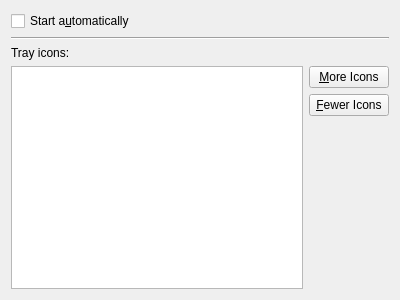
Above: settings/config/traysettings.ui from KDE/networkmanagement before the change. Below: the same form after it.
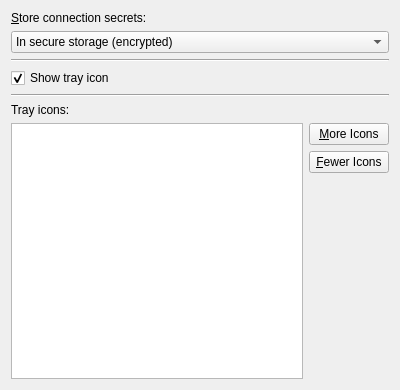
That is the form after the change.

Commit message: Fixes around autostart.  Autostart is now described as 'show tray icon' and knetworkmanager is stopped and started by changing this setting in the KCM.

What changed in the file:
```diff
--- a/settings/config/traysettings.ui
+++ b/settings/config/traysettings.ui
@@ -7,14 +7,56 @@
     <x>0</x>
     <y>0</y>
     <width>400</width>
-    <height>300</height>
+    <height>390</height>
    </rect>
   </property>
   <layout class="QVBoxLayout" name="verticalLayout">
    <item>
-    <widget class="QCheckBox" name="cbAutostart">
+    <widget class="QLabel" name="label_2">
      <property name="text">
-      <string>Start a&amp;utomatically</string>
+      <string>&amp;Store connection secrets: </string>
+     </property>
+     <property name="buddy">
+      <cstring>kcfg_SecretStorageMode</cstring>
+     </property>
+    </widget>
+   </item>
+   <item>
+    <widget class="QComboBox" name="kcfg_SecretStorageMode">
+     <property name="currentIndex">
+      <number>2</number>
+     </property>
+     <item>
+      <property name="text">
+       <string>Do not store (always prompt)</string>
+      </property>
+     </item>
+     <item>
+      <property name="text">
+       <string>In file (unencrypted)</string>
+      </property>
+     </item>
+     <item>
+      <property name="text">
+       <string>In secure storage (encrypted)</string>
+      </property>
+     </item>
+    </widget>
+   </item>
+   <item>
+    <widget class="Line" name="line_2">
+     <property name="orientation">
+      <enum>Qt::Horizontal</enum>
+     </property>
+    </widget>
+   </item>
+   <item>
+    <widget class="QCheckBox" name="kcfg_Autostart">
+     <property name="text">
+      <string>Show tray icon</string>
+     </property>
+     <property name="checked">
+      <bool>true</bool>
      </property>
     </widget>
    </item>
```
Left out of the diff: 3 changed lines with no effect on the pictures. The commit also changes 4 other files.
